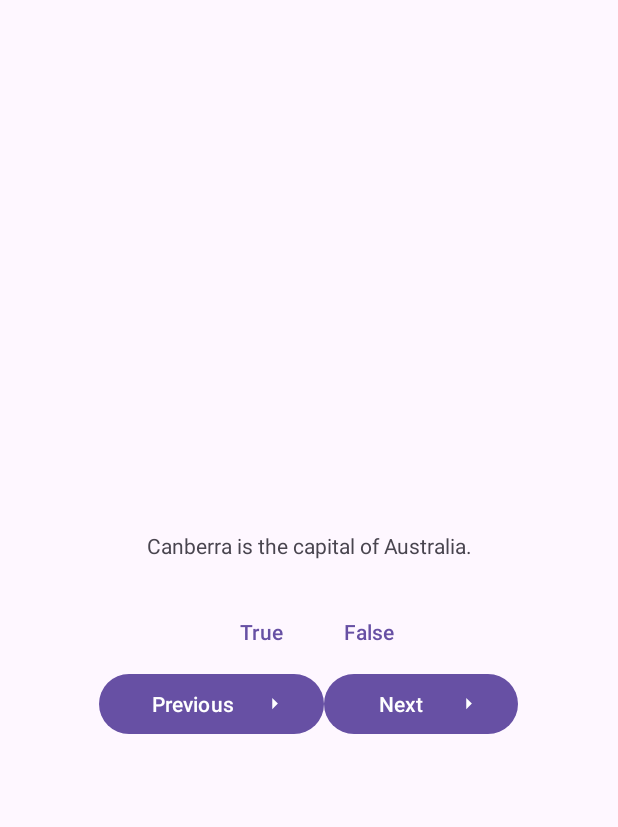
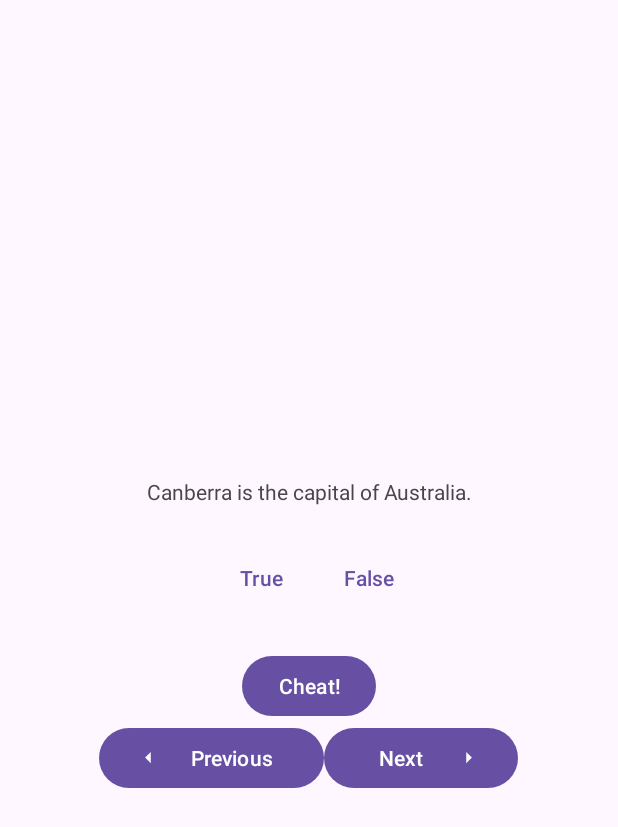
Before and after one commit to Tobey-Jinc/CSC202-Task-1, an Android app: the layout activity_main.xml on its own in the app's theme, with its tools: preview values and no code run, on a phone screen of 412 x 824 dp. Shown: the top 827 px of the screen. Run offline under Robolectric (Android 15) with nearby library versions, the phone set to English and light mode, and no system bars.

Commit message:
Added cheating

```diff
--- a/app/src/main/AndroidManifest.xml
+++ b/app/src/main/AndroidManifest.xml
@@ -13,6 +13,9 @@
         android:theme="@style/Theme.GeoQuiz"
         tools:targetApi="31">
         <activity
+            android:name=".CheatActivity"
+            android:exported="false" />
+        <activity
             android:name=".MainActivity"
             android:exported="true">
             <intent-filter>
--- /dev/null
+++ b/app/src/main/res/drawable/arrow_left.xml
@@ -0,0 +1,5 @@
+<vector android:autoMirrored="true" android:height="24dp"
+    android:tint="#000000" android:viewportHeight="24"
+    android:viewportWidth="24" android:width="24dp" xmlns:android="http://schemas.android.com/apk/res/android">
+    <path android:fillColor="@android:color/white" android:pathData="M14,7l-5,5 5,5V7z"/>
+</vector>
--- a/app/src/main/res/layout/activity_main.xml
+++ b/app/src/main/res/layout/activity_main.xml
@@ -13,6 +13,7 @@
         tools:text="@string/question_australia"
         android:id="@+id/question_text_view"
         android:gravity="center" />
+
     <LinearLayout
         android:layout_width="wrap_content"
         android:layout_height="wrap_content"
@@ -32,6 +33,13 @@
 
     </LinearLayout>
 
+    <Button
+        android:id="@+id/cheat_button"
+        android:layout_width="wrap_content"
+        android:layout_height="wrap_content"
+        android:layout_marginTop="24dp"
+        android:text="@string/cheat_button" />
+
     <LinearLayout
         android:layout_width="wrap_content"
         android:layout_height="wrap_content"
@@ -40,9 +48,9 @@
             android:id="@+id/previous_button"
             android:layout_width="150dp"
             android:layout_height="wrap_content"
-            android:text="@string/previous_button"
-            app:icon="@drawable/arrow_right"
-            app:iconGravity="end" />
+            app:icon="@drawable/arrow_left"
+            app:iconGravity="start"
+            android:text="@string/previous_button" />
 
         <Button
             android:id="@+id/next_button"
--- a/app/src/main/res/values/strings.xml
+++ b/app/src/main/res/values/strings.xml
@@ -16,4 +16,9 @@ and the Indian Ocean.</string>
 in the Americas.</string>
     <string name="question_asia">Lake Baikal is the world\'s oldest and deepest
 freshwater lake.</string>
+
+    <string name="warning_text">Are you sure you want to do this?</string>
+    <string name="show_answer_button">Show Answer</string>
+    <string name="cheat_button">Cheat!</string>
+    <string name="judgment_toast">Cheating is wrong.</string>
 </resources>
```
Also changed, not shown: app/src/main/java/com/jinc/geoquiz/CheatActivity.kt (added, +64 -0 lines), app/src/main/java/com/jinc/geoquiz/CheatViewModel.kt (added, +14 -0 lines), app/src/main/java/com/jinc/geoquiz/MainActivity.kt (+22 -4 lines), app/src/main/java/com/jinc/geoquiz/QuizViewModel.kt (+7 -0 lines), app/src/main/res/layout/activity_cheat.xml (added, +32 -0 lines).
